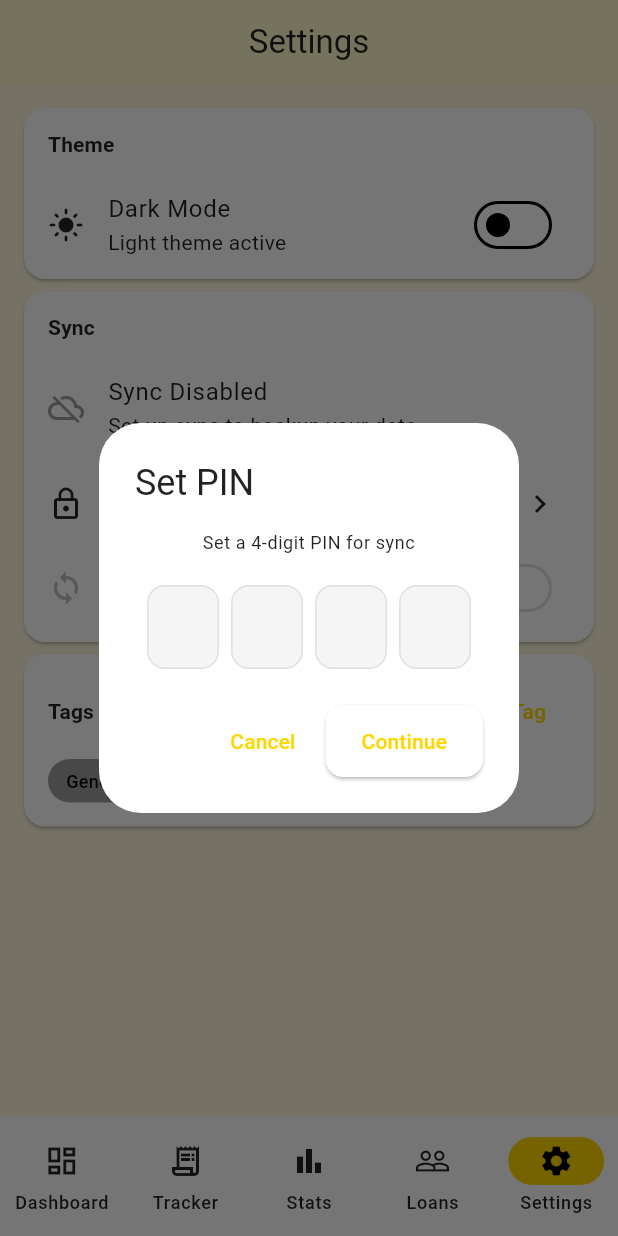
After one commit to MIbrahimPro/fanacial-v2, a Flutter app: the screen it shows after launch, item 5 of the bottom bar chosen, after a tap on "Set Up Sync", on a phone screen of 412 x 824 dp. The commit adds this screen. Run offline on Flutter 3.47's test engine with Material 3 defaults, Android fonts, the phone set to English and light mode, and no system bars; our stand-ins replace connectivity_plus, flutter_secure_storage, hive, hive_flutter; accounts and stored records are empty; Roboto replaces fonts that are missing (Poppins); project files that could hold a hidden picture were left out.

Commit message:
Phase 7: Vercel backend with Neon DB schema + CRUD + sync API; Phase 8: Flutter sync layer with PIN auth, ApiService, SyncService, ConnectivityService, rewritten Settings sync section

```diff
--- a/money_manager_app/lib/main.dart
+++ b/money_manager_app/lib/main.dart
@@ -1,14 +1,21 @@
 import 'package:flutter/material.dart';
+import 'package:flutter_secure_storage/flutter_secure_storage.dart';
 import 'package:provider/provider.dart';
 
 import 'providers/loans_provider.dart';
 import 'providers/monthly_tracker_provider.dart';
 import 'providers/navigation_provider.dart';
 import 'providers/stats_provider.dart';
+import 'providers/sync_provider.dart';
 import 'providers/theme_provider.dart';
+import 'services/api_service.dart';
+import 'services/connectivity_service.dart';
 import 'services/hive_initializer.dart';
+import 'services/pin_service.dart';
 import 'services/storage_service.dart';
+import 'services/sync_service.dart';
 import 'utils/app_theme.dart';
+import 'utils/constants.dart';
 import 'screens/dashboard_screen.dart';
 import 'screens/loans_manager/pages/person_detail_page.dart';
 import 'screens/monthly_tracker/pages/transaction_detail_page.dart';
@@ -25,6 +32,9 @@ void main() async {
   final initialTheme =
       settings.theme == 'dark' ? ThemeMode.dark : ThemeMode.light;
 
+  final connectivityService = ConnectivityService();
+  await connectivityService.init();
+
   runApp(
     MultiProvider(
       providers: [
@@ -36,6 +46,15 @@ void main() async {
         ChangeNotifierProvider(create: (_) => LoansProvider()),
         ChangeNotifierProvider(create: (_) => NavigationProvider()),
         Provider.value(value: StorageService.instance),
+        Provider.value(value: connectivityService),
+        ChangeNotifierProvider(create: (_) {
+          final api = ApiService(AppConstants.apiBaseUrl);
+          final pin = PinService(FlutterSecureStorage());
+          final sync = SyncService(api, connectivityService, pin);
+          final sp = SyncProvider(sync, pin);
+          sp.init();
+          return sp;
+        }),
       ],
       child: const MoneyManagerApp(),
     ),
--- /dev/null
+++ b/money_manager_app/lib/providers/sync_provider.dart
@@ -0,0 +1,72 @@
+import 'package:flutter/material.dart';
+
+import '../services/pin_service.dart';
+import '../services/sync_service.dart';
+
+class SyncProvider extends ChangeNotifier {
+  final SyncService _syncService;
+  final PinService _pinService;
+
+  bool _syncEnabled = false;
+  bool _hasPin = false;
+
+  bool get isSyncing => _syncService.isSyncing;
+  bool get autoSync => _syncService.autoSync;
+  DateTime? get lastSync => _syncService.lastSyncTime;
+  bool get hasPin => _hasPin;
+  bool get syncEnabled => _syncEnabled;
+
+  SyncProvider(this._syncService, this._pinService);
+
+  Future<void> init() async {
+    _hasPin = await _pinService.hasPin();
+    final valid = await _pinService.isTokenValid();
+    _syncEnabled = valid;
+    notifyListeners();
+  }
+
+  Future<bool> setPin(String pin) async {
+    try {
+      await _pinService.setPin(pin);
+      await _pinService.generateToken();
+      _syncEnabled = true;
+      _hasPin = true;
+      notifyListeners();
+      return true;
+    } catch (e) {
+      return false;
+    }
+  }
+
+  Future<bool> verifyPinAndEnable(String pin) async {
+    final ok = await _pinService.verifyPin(pin);
+    if (!ok) return false;
+    await _pinService.generateToken();
+    _syncEnabled = true;
+    notifyListeners();
+    return true;
+  }
+
+  Future<void> disableSync() async {
+    await _pinService.disableSync();
+    _syncEnabled = false;
+    _hasPin = await _pinService.hasPin();
+    notifyListeners();
+  }
+
+  Future<void> toggleAutoSync() async {
+    final newVal = !_syncService.autoSync;
+    await _syncService.setAutoSync(newVal);
+    notifyListeners();
+  }
+
+  Future<String?> syncNow() async {
+    try {
+      await _syncService.syncNow();
+      notifyListeners();
+      return null;
+    } catch (e) {
+      return e.toString();
+    }
+  }
+}
--- /dev/null
+++ b/money_manager_app/lib/screens/settings/widgets/pin_entry_dialog.dart
@@ -0,0 +1,149 @@
+import 'package:flutter/material.dart';
+
+class PinEntryDialog extends StatefulWidget {
+  final bool isFirstTime;
+
+  const PinEntryDialog({super.key, this.isFirstTime = false});
+
+  @override
+  State<PinEntryDialog> createState() => _PinEntryDialogState();
+}
+
+class _PinEntryDialogState extends State<PinEntryDialog> {
+  final _controllers = List.generate(4, (_) => TextEditingController());
+  final _focusNodes = List.generate(4, (_) => FocusNode());
+  String? _error;
+  String? _confirmedPin;
+
+  bool get _isFirstTime => widget.isFirstTime;
+
+  @override
+  void dispose() {
+    for (final c in _controllers) {
+      c.dispose();
+    }
+    for (final f in _focusNodes) {
+      f.dispose();
+    }
+    super.dispose();
+  }
+
+  @override
+  Widget build(BuildContext context) {
+    final theme = Theme.of(context);
+
+    return AlertDialog(
+      title: Text(
+        _confirmedPin != null
+            ? 'Confirm PIN'
+            : _isFirstTime
+                ? 'Set PIN'
+                : 'Enter PIN',
+      ),
+      content: Column(
+        mainAxisSize: MainAxisSize.min,
+        children: [
+          Text(
+            _confirmedPin != null
+                ? 'Re-enter your 4-digit PIN'
+                : _isFirstTime
+                    ? 'Set a 4-digit PIN for sync'
+                    : 'Enter your 4-digit PIN to enable sync',
+            style: theme.textTheme.bodySmall,
+            textAlign: TextAlign.center,
+          ),
+          const SizedBox(height: 20),
+          Row(
+            mainAxisAlignment: MainAxisAlignment.spaceEvenly,
+            children: List.generate(4, (i) {
+              return SizedBox(
+                width: 48,
+                height: 56,
+                child: TextField(
+                  controller: _controllers[i],
+                  focusNode: _focusNodes[i],
+                  textAlign: TextAlign.center,
+                  obscureText: true,
+                  keyboardType: TextInputType.number,
+                  maxLength: 1,
+                  style: const TextStyle(fontSize: 22, fontWeight: FontWeight.w600),
+                  decoration: InputDecoration(
+                    counterText: '',
+                    border: OutlineInputBorder(
+                      borderRadius: BorderRadius.circular(12),
+                    ),
+                    filled: true,
+                    fillColor: theme.brightness == Brightness.dark
+                        ? Colors.grey.shade800
+                        : Colors.grey.shade100,
+                  ),
+                  onChanged: (v) {
+                    if (v.isNotEmpty && i < 3) {
+                      _focusNodes[i + 1].requestFocus();
+                    }
+                    setState(() {
+                      _error = null;
+                    });
+                  },
+                ),
+              );
+            }),
+          ),
+          if (_error != null)
+            Padding(
+              padding: const EdgeInsets.only(top: 12),
+              child: Text(
+                _error!,
+                style: TextStyle(color: Colors.red.shade400, fontSize: 12),
+              ),
+            ),
+        ],
+      ),
+      actions: [
+        TextButton(
+          onPressed: () => Navigator.pop(context, null),
+          child: const Text('Cancel'),
+        ),
+        ElevatedButton(
+          onPressed: _submit,
+          child: Text(_confirmedPin != null ? 'Confirm' : 'Continue'),
+        ),
+      ],
+    );
+  }
+
+  void _submit() {
+    final pin = _controllers.map((c) => c.text).join();
+    if (pin.length != 4) {
+      setState(() => _error = 'Enter all 4 digits');
+      return;
+    }
+
+    if (_isFirstTime && _confirmedPin == null) {
+      setState(() {
+        _confirmedPin = pin;
+        _error = null;
+        for (final c in _controllers) {
+          c.clear();
+        }
+        _focusNodes[0].requestFocus();
+      });
+      return;
+    }
+
+    if (_isFirstTime && _confirmedPin != null) {
+      if (pin != _confirmedPin) {
+        setState(() {
+          _error = 'PINs do not match';
+          for (final c in _controllers) {
+            c.clear();
+          }
+          _focusNodes[0].requestFocus();
+        });
+        return;
+      }
+    }
+
+    Navigator.pop(context, pin);
+  }
+}
--- a/money_manager_app/lib/screens/settings/widgets/sync_section.dart
+++ b/money_manager_app/lib/screens/settings/widgets/sync_section.dart
@@ -1,10 +1,18 @@
 import 'package:flutter/material.dart';
+import 'package:intl/intl.dart';
+import 'package:provider/provider.dart';
+
+import '../../../providers/sync_provider.dart';
+import 'pin_entry_dialog.dart';
 
 class SyncSection extends StatelessWidget {
   const SyncSection({super.key});
 
   @override
   Widget build(BuildContext context) {
+    final provider = context.watch<SyncProvider>();
+    final theme = Theme.of(context);
+
     return Card(
       margin: const EdgeInsets.symmetric(horizontal: 16, vertical: 4),
       elevation: 1,
@@ -14,33 +22,165 @@ class SyncSection extends StatelessWidget {
         children: [
           Padding(
             padding: const EdgeInsets.fromLTRB(16, 14, 16, 8),
-            child: Text(
+            child: Row(
+              mainAxisAlignment: MainAxisAlignment.spaceBetween,
+              children: [
+                Text(
                   'Sync',
-              style: Theme.of(context).textTheme.titleSmall?.copyWith(
+                  style: theme.textTheme.titleSmall?.copyWith(
                         fontWeight: FontWeight.w600,
                       ),
                 ),
+                if (provider.isSyncing)
+                  const SizedBox(
+                    width: 16,
+                    height: 16,
+                    child: CircularProgressIndicator(strokeWidth: 2),
                   ),
+              ],
+            ),
+          ),
+          if (provider.syncEnabled) ...[
             ListTile(
-            leading: const Icon(Icons.cloud_off, color: Colors.grey),
+              leading: Icon(
+                provider.isSyncing ? Icons.sync : Icons.cloud_done,
+                color: Colors.green,
+              ),
               title: const Text('Status'),
-            subtitle: const Text('Offline — Coming soon'),
+              subtitle: Text(
+                provider.isSyncing
+                    ? 'Syncing...'
+                    : 'Online',
+              ),
+            ),
+            if (provider.lastSync != null)
+              ListTile(
+                leading: const Icon(Icons.access_time, color: Colors.grey),
+                title: const Text('Last Sync'),
+                subtitle: Text(
+                  _formatAgo(provider.lastSync!),
+                ),
               ),
             SwitchListTile(
               title: const Text('Auto Sync'),
+              value: provider.autoSync,
+              onChanged: (_) => provider.toggleAutoSync(),
+              secondary: const Icon(Icons.sync),
+            ),
+            ListTile(
+              leading: const Icon(Icons.sync),
+              title: const Text('Sync Now'),
+              enabled: !provider.isSyncing,
+              onTap: () async {
+                final error = await provider.syncNow();
+                if (error != null && context.mounted) {
+                  ScaffoldMessenger.of(context).showSnackBar(
+                    SnackBar(content: Text('Sync failed: $error')),
+                  );
+                } else if (context.mounted) {
+                  ScaffoldMessenger.of(context).showSnackBar(
+                    const SnackBar(content: Text('Sync complete')),
+                  );
+                }
+              },
+              trailing: provider.isSyncing
+                  ? const SizedBox(
+                      width: 20,
+                      height: 20,
+                      child: CircularProgressIndicator(strokeWidth: 2),
+                    )
+                  : null,
+            ),
+            ListTile(
+              leading: Icon(Icons.lock_open, color: Colors.grey),
+              title: const Text('Disable Sync'),
+              onTap: () => _confirmDisable(context),
+            ),
+          ] else ...[
+            ListTile(
+              leading: const Icon(Icons.cloud_off, color: Colors.grey),
+              title: const Text('Sync Disabled'),
+              subtitle: const Text('Set up sync to backup your data'),
+            ),
+            ListTile(
+              leading: const Icon(Icons.lock_outline),
+              title: const Text('Set Up Sync'),
+              trailing: const Icon(Icons.chevron_right),
+              onTap: () => _handlePin(context),
+            ),
+            SwitchListTile(
+              title: Text('Auto Sync', style: TextStyle(color: Colors.grey.shade400)),
               value: false,
               onChanged: null,
-            secondary: const Icon(Icons.sync, color: Colors.grey),
+              secondary: Icon(Icons.sync, color: Colors.grey.shade400),
             ),
-          ListTile(
-            leading: const Icon(Icons.sync, color: Colors.grey),
-            title: const Text('Sync Now'),
-            subtitle: const Text('Coming in a future update'),
-            enabled: false,
-          ),
+          ],
           const SizedBox(height: 8),
         ],
       ),
     );
   }
+
+  Future<void> _handlePin(BuildContext context) async {
+    final provider = context.read<SyncProvider>();
+    if (!context.mounted) return;
+
+    if (provider.hasPin) {
+      final pin = await showDialog<String>(
+        context: context,
+        builder: (_) => const PinEntryDialog(),
+      );
+      if (pin == null || !context.mounted) return;
+      final ok = await provider.verifyPinAndEnable(pin);
+      if (!ok && context.mounted) {
+        ScaffoldMessenger.of(context).showSnackBar(
+          const SnackBar(content: Text('Incorrect PIN')),
+        );
       }
+    } else {
+      final pin = await showDialog<String>(
+        context: context,
+        builder: (_) => const PinEntryDialog(isFirstTime: true),
+      );
+      if (pin == null || !context.mounted) return;
+      final ok = await provider.setPin(pin);
+      if (!ok && context.mounted) {
+        ScaffoldMessenger.of(context).showSnackBar(
+          const SnackBar(content: Text('Failed to set PIN')),
+        );
+      }
+    }
+  }
+
+  void _confirmDisable(BuildContext context) {
+    showDialog(
+      context: context,
+      builder: (ctx) => AlertDialog(
+        title: const Text('Disable Sync?'),
+        content: const Text('You can re-enable it later with your PIN.'),
+        actions: [
+          TextButton(
+            onPressed: () => Navigator.pop(ctx),
+            child: const Text('Cancel'),
+          ),
+          TextButton(
+            onPressed: () {
+              context.read<SyncProvider>().disableSync();
+              Navigator.pop(ctx);
+            },
+            style: TextButton.styleFrom(foregroundColor: Colors.red),
+            child: const Text('Disable'),
+          ),
+        ],
+      ),
+    );
+  }
+
+  String _formatAgo(DateTime dt) {
+    final diff = DateTime.now().difference(dt);
+    if (diff.inMinutes < 1) return 'Just now';
+    if (diff.inMinutes < 60) return '${diff.inMinutes}m ago';
+    if (diff.inHours < 24) return '${diff.inHours}h ago';
+    return DateFormat('d MMM, HH:mm').format(dt);
+  }
+}
--- /dev/null
+++ b/money_manager_app/lib/services/api_service.dart
@@ -0,0 +1,55 @@
+import 'dart:convert';
+
+import 'package:http/http.dart' as http;
+
+class ApiService {
+  static const String apiSecret = 'mm-sync-secret-k7F9xP2q';
+
+  final String baseUrl;
+
+  ApiService(this.baseUrl);
+
+  Map<String, String> get _headers => {
+        'Content-Type': 'application/json',
+        'Authorization': 'Bearer $apiSecret',
+      };
+
+  Future<Map<String, dynamic>> sync({
+    String? lastSync,
+    Map<String, List<Map<String, dynamic>>>? records,
+  }) async {
+    final uri = Uri.parse('$baseUrl/api/sync');
+    final body = <String, dynamic>{};
+    if (lastSync != null) body['last_sync'] = lastSync;
+    if (records != null) body['records'] = records;
+
+    http.Response response;
+    try {
+      response = await http.post(
+        uri,
+        headers: _headers,
+        body: jsonEncode(body),
+      ).timeout(const Duration(seconds: 15));
+    } catch (e) {
+      throw ApiException('Network error: $e');
+    }
+
+    if (response.statusCode == 401) {
+      throw ApiException('Unauthorized — sync token invalid');
+    }
+
+    final data = jsonDecode(response.body) as Map<String, dynamic>;
+    if (!(data['success'] as bool? ?? false)) {
+      throw ApiException(data['error'] as String? ?? 'Unknown error');
+    }
+    return data;
+  }
+}
+
+class ApiException implements Exception {
+  final String message;
+  const ApiException(this.message);
+
+  @override
+  String toString() => 'ApiException: $message';
+}
--- /dev/null
+++ b/money_manager_app/lib/services/connectivity_service.dart
@@ -0,0 +1,35 @@
+import 'dart:async';
+
+import 'package:connectivity_plus/connectivity_plus.dart';
+
+class ConnectivityService {
+  final Connectivity _connectivity = Connectivity();
+  StreamSubscription<List<ConnectivityResult>>? _subscription;
+  bool _lastOnline = false;
+
+  final StreamController<bool> _controller = StreamController<bool>.broadcast();
+
+  Stream<bool> get onStatusChanged => _controller.stream;
+
+  bool get isOnline => _lastOnline;
+
+  Future<void> init() async {
+    final results = await _connectivity.checkConnectivity();
+    _updateStatus(results);
+
+    _subscription = _connectivity.onConnectivityChanged.listen(_updateStatus);
+  }
+
+  void _updateStatus(List<ConnectivityResult> results) {
+    final online = results.any((r) => r != ConnectivityResult.none);
+    if (online != _lastOnline) {
+      _lastOnline = online;
+      _controller.add(online);
+    }
+  }
+
+  Future<void> dispose() async {
+    await _subscription?.cancel();
+    await _controller.close();
+  }
+}
--- /dev/null
+++ b/money_manager_app/lib/services/pin_service.dart
@@ -0,0 +1,63 @@
+import 'package:flutter_secure_storage/flutter_secure_storage.dart';
+
+class PinService {
+  static const _pinKey = 'sync_pin_hash';
+  static const _tokenKey = 'sync_token';
+  static const _expiryKey = 'sync_expiry';
+
+  final FlutterSecureStorage _storage;
+
+  PinService(this._storage);
+
+  Future<bool> hasPin() async {
+    final pin = await _storage.read(key: _pinKey);
+    return pin != null && pin.isNotEmpty;
+  }
+
+  Future<void> setPin(String pin) async {
+    if (pin.length != 4 || int.tryParse(pin) == null) {
+      throw ArgumentError('PIN must be 4 digits');
+    }
+    await _storage.write(key: _pinKey, value: _hash(pin));
+  }
+
+  Future<bool> verifyPin(String pin) async {
+    final stored = await _storage.read(key: _pinKey);
+    if (stored == null) return false;
+    return stored == _hash(pin);
+  }
+
+  Future<bool> isTokenValid() async {
+    final expiryStr = await _storage.read(key: _expiryKey);
+    if (expiryStr == null) return false;
+    final expiry = DateTime.tryParse(expiryStr);
+    if (expiry == null) return false;
+    return expiry.isAfter(DateTime.now());
+  }
+
+  Future<String?> getToken() async {
+    final valid = await isTokenValid();
+    if (!valid) return null;
+    return await _storage.read(key: _tokenKey);
+  }
+
+  Future<void> generateToken() async {
+    final token = 'mm-sync-secret-k7F9xP2q';
+    final expiry = DateTime.now().add(const Duration(days: 365));
+    await _storage.write(key: _tokenKey, value: token);
+    await _storage.write(key: _expiryKey, value: expiry.toIso8601String());
+  }
+
+  Future<void> disableSync() async {
+    await _storage.delete(key: _tokenKey);
+    await _storage.delete(key: _expiryKey);
+  }
+
+  String _hash(String pin) {
+    int h = 0;
+    for (int i = 0; i < pin.length; i++) {
+      h = 31 * h + pin.codeUnitAt(i);
+    }
+    return h.toString();
+  }
+}
--- /dev/null
+++ b/money_manager_app/lib/services/sync_service.dart
@@ -0,0 +1,151 @@
+import 'package:flutter/foundation.dart';
+import 'package:hive/hive.dart';
+
+import '../models/index.dart';
+import 'api_service.dart';
+import 'connectivity_service.dart';
+import 'pin_service.dart';
+import 'storage_service.dart';
+
+class SyncService extends ChangeNotifier {
+  final ApiService _api;
+  final ConnectivityService _connectivity;
+  final PinService _pinService;
+  final StorageService _storage = StorageService.instance;
+
+  bool _isSyncing = false;
+  DateTime? _lastSyncTime;
+  bool _autoSync = false;
+
+  bool get isSyncing => _isSyncing;
+  DateTime? get lastSyncTime => _lastSyncTime;
+  bool get autoSync => _autoSync;
+
+  SyncService(this._api, this._connectivity, this._pinService) {
+    _connectivity.onStatusChanged.listen(_onConnectivityChanged);
+    _loadSettings();
+  }
+
+  void _loadSettings() {
+    final settings = _storage.getSettings();
+    _autoSync = settings.autoSync;
+    _lastSyncTime = settings.lastSyncTime;
+  }
+
+  Future<void> setAutoSync(bool enabled) async {
+    _autoSync = enabled;
+    await _storage.updateSettings(
+      _storage.getSettings().copyWith(autoSync: enabled),
+    );
+    notifyListeners();
+  }
+
+  Future<void> syncNow() async {
+    if (_isSyncing) return;
+
+    final token = await _pinService.getToken();
+    if (token == null) {
+      throw StateError('Sync not authorized — enter PIN first');
+    }
+
+    _isSyncing = true;
+    notifyListeners();
+
+    try {
+      final records = _buildPendingRecords();
+      await _api.sync(
+        lastSync: _lastSyncTime?.toIso8601String(),
+        records: records.isNotEmpty ? records : null,
+      );
+
+      _updateSyncedStatus();
+      _updateLastSyncTime();
+
+      _isSyncing = false;
+      notifyListeners();
+    } catch (e) {
+      _isSyncing = false;
+      notifyListeners();
+      rethrow;
+    }
+  }
+
+  Map<String, List<Map<String, dynamic>>> _buildPendingRecords() {
+    final result = <String, List<Map<String, dynamic>>>{
+      'transactions': [],
+      'stat_entries': [],
+      'loans': [],
+      'people': [],
+      'tags': [],
+    };
+
+    for (final tx in _txBox.values) {
+      if (tx.syncStatus == 'pending') {
+        result['transactions']!.add(tx.toJson());
+      }
+    }
+    for (final stat in _statBox.values) {
+      if (stat.syncStatus == 'pending') {
+        result['stat_entries']!.add(stat.toJson());
+      }
+    }
+    for (final loan in _loanBox.values) {
+      if (loan.syncStatus == 'pending') {
+        result['loans']!.add(loan.toJson());
+      }
+    }
+    for (final person in _personBox.values) {
+      result['people']!.add(person.toJson());
+    }
+    for (final tag in _tagBox.values) {
+      result['tags']!.add(tag.toJson());
+    }
+
+    result.removeWhere((_, v) => v.isEmpty);
+    return result;
+  }
+
+  void _updateSyncedStatus() {
+    for (final key in _txBox.keys) {
+      final tx = _txBox.get(key);
+      if (tx != null && tx.syncStatus == 'pending') {
+        _txBox.put(key, tx.copyWith(syncStatus: 'synced'));
+      }
+    }
+    for (final key in _statBox.keys) {
+      final stat = _statBox.get(key);
+      if (stat != null && stat.syncStatus == 'pending') {
+        _statBox.put(key, stat.copyWith(syncStatus: 'synced'));
+      }
+    }
+    for (final key in _loanBox.keys) {
+      final loan = _loanBox.get(key);
+      if (loan != null && loan.syncStatus == 'pending') {
+        _loanBox.put(key, loan.copyWith(syncStatus: 'synced'));
+      }
+    }
+  }
+
+  void _updateLastSyncTime() {
+    _lastSyncTime = DateTime.now();
+    _storage.updateSettings(
+      _storage.getSettings().copyWith(lastSyncTime: _lastSyncTime),
+    );
+  }
+
+  void _onConnectivityChanged(bool online) {
+    if (online && _autoSync) {
+      try {
+        syncNow();
+      } catch (_) {}
+    }
+  }
+
+  Box<Transaction> get _txBox => Hive.box<Transaction>('transactions');
+  Box<StatEntry> get _statBox => Hive.box<StatEntry>('statEntries');
+  Box<Loan> get _loanBox => Hive.box<Loan>('loans');
+  Box<Person> get _personBox => Hive.box<Person>('persons');
+  Box<Tag> get _tagBox => Hive.box<Tag>('tags');
+
+
+}
--- /dev/null
+++ b/money_manager_app/lib/utils/constants.dart
@@ -0,0 +1,6 @@
+class AppConstants {
+  static const String apiBaseUrl = 'https://fanacial-v2.vercel.app';
+
+  // For local development with Vercel CLI:
+  // static const String apiBaseUrl = 'http://localhost:3000';
+}
--- a/money_manager_app/pubspec.yaml
+++ b/money_manager_app/pubspec.yaml
@@ -37,6 +37,9 @@ dependencies:
   intl: ^0.20.2
   path_provider: ^2.1.5
   provider: ^6.1.2
+  http: ^1.2.0
+  connectivity_plus: ^6.0.0
+  flutter_secure_storage: ^9.2.0
 
 dev_dependencies:
   flutter_test:
```
Also changed, not shown: money_manager_app/pubspec.lock, 4 other files. Lines whose indentation alone changed are shown as unchanged.
